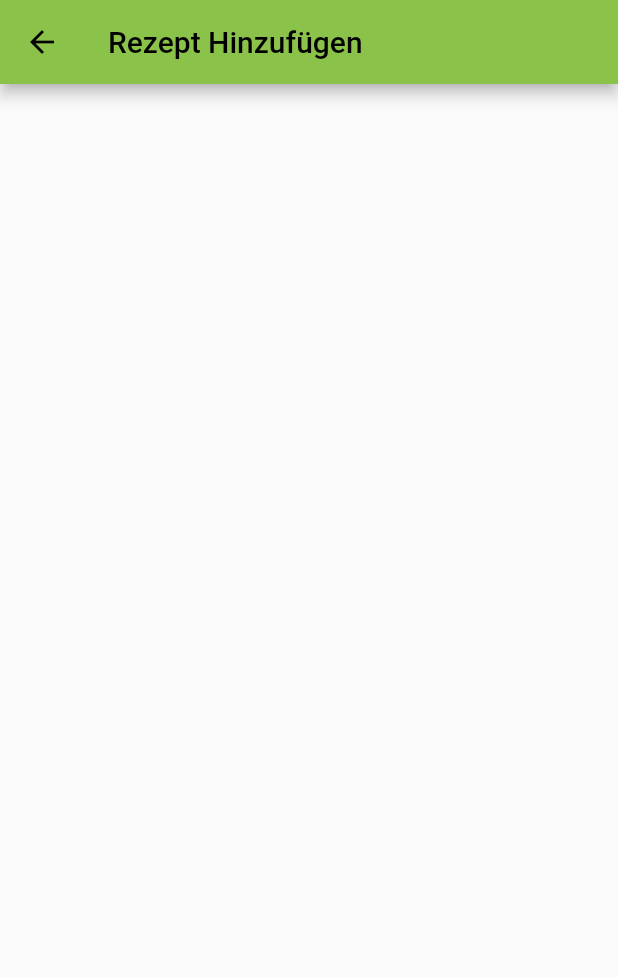
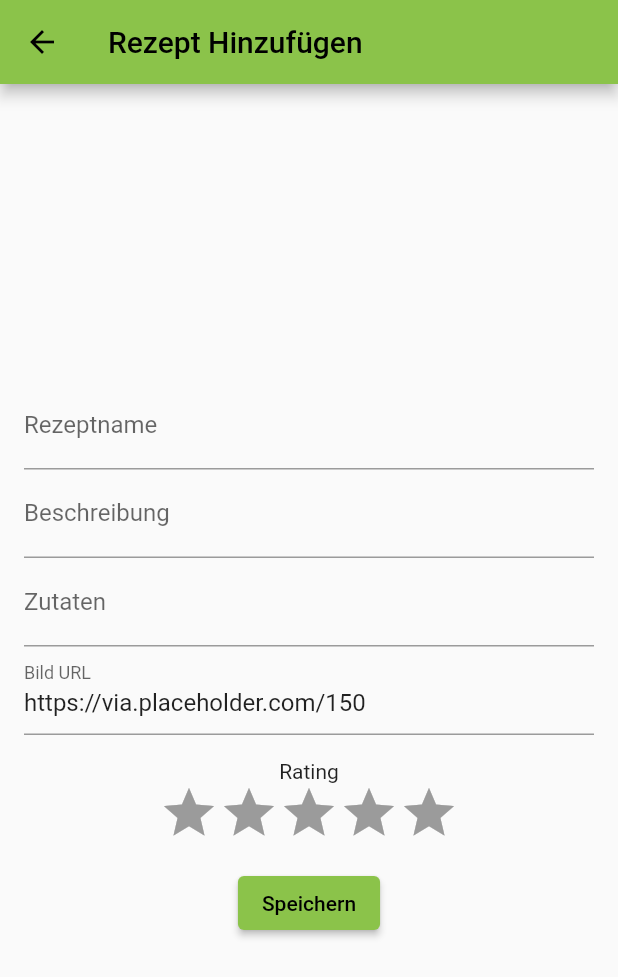
Before and after one commit to marschwarz/rezepte_moedling, a Flutter app: the AddRecipeScreen screen opened by its route, on a phone screen of 412 x 824 dp. Shown: the top 977 px of the screen. Run offline on Flutter 3.47's test engine with Material 2 defaults, Android fonts, the phone set to English and light mode, and no system bars; drawn by our look-alikes of flutter_form_builder, flutter_rating_bar; our stand-ins replace form_builder_validators; network calls fail.

Commit message:
UI add update

```diff
--- a/lib/screens/add_recipe_screen.dart
+++ b/lib/screens/add_recipe_screen.dart
@@ -1,4 +1,6 @@
 import 'package:flutter/material.dart';
+
+import '../widgets/recipe_form.dart';
 
 class AddRecipeScreen extends StatelessWidget {
   const AddRecipeScreen({super.key});
@@ -9,7 +11,7 @@ class AddRecipeScreen extends StatelessWidget {
       appBar: AppBar(
         title: const Text('Rezept Hinzufügen'),
       ),
-      body: Container(),
+      body: const Center(child:  RecipeForm()),
     );
   }
 }
--- a/lib/screens/edit_recipe_screen.dart
+++ b/lib/screens/edit_recipe_screen.dart
@@ -1,6 +1,7 @@
 import 'package:flutter/material.dart';
 
 import '../models/recipe.dart';
+import '../widgets/recipe_form.dart';
 
 class EditRecipeScreen extends StatelessWidget {
   final Recipe recipe;
@@ -10,9 +11,9 @@ class EditRecipeScreen extends StatelessWidget {
   Widget build(BuildContext context) {
     return Scaffold(
       appBar: AppBar(
-        title: const Text('Rezept Editieren'),
+        title:  Text(recipe.name),
       ),
-      body: Center(child: Text(recipe.name)),
+      body: const Center(child: RecipeForm()),
     );
   }
 }
--- /dev/null
+++ b/lib/widgets/recipe_form.dart
@@ -0,0 +1,89 @@
+import 'package:flutter/material.dart';
+import 'package:flutter_form_builder/flutter_form_builder.dart';
+import 'package:flutter_rating_bar/flutter_rating_bar.dart';
+import 'package:form_builder_validators/form_builder_validators.dart';
+
+class RecipeForm extends StatefulWidget {
+  const RecipeForm({ Key? key }) : super(key: key);
+
+  @override
+  _RecipeFormState createState() => _RecipeFormState();
+}
+
+class _RecipeFormState extends State<RecipeForm> {
+final _formKey = GlobalKey<FormBuilderState>();
+
+
+  @override
+  Widget build(BuildContext context) {
+    return  Padding(
+      padding: const EdgeInsets.all(16.0),
+      child: FormBuilder(
+        key: _formKey,
+        child: SingleChildScrollView(child: Column(children: [
+          FormBuilderTextField(name: "name",
+          decoration: const InputDecoration(labelText: "Rezeptname"),
+          validator: FormBuilderValidators.compose([
+            FormBuilderValidators.required(errorText: 'Bitte Rezeptnamen angeben'),
+            FormBuilderValidators.minLength(3,errorText: "Bitte mindestens drei Zeichen angeben")
+          ])
+          ),
+
+    FormBuilderTextField(name: "description",
+          decoration: const InputDecoration(labelText: "Beschreibung"),
+          validator: FormBuilderValidators.compose([
+            FormBuilderValidators.required(errorText: 'Bitte Beschreibung angeben'),
+            FormBuilderValidators.minLength(5,errorText: "Bitte mindestens fünf Zeichen angeben")
+          ])
+          ),
+
+
+          FormBuilderTextField(name: "ingredients",
+          decoration: const InputDecoration(labelText: "Zutaten"),
+          validator: FormBuilderValidators.compose([
+            FormBuilderValidators.required(errorText: 'Bitte Zutaten angeben'),
+            FormBuilderValidators.minLength(5,errorText: "Bitte mindestens drei Zeichen angeben")
+          ])
+          ),
+
+          FormBuilderTextField(name: "imageURL",
+          decoration: const InputDecoration(labelText: "Bild URL"),
+          initialValue: 'https://via.placeholder.com/150',
+          validator: FormBuilderValidators.compose([
+            FormBuilderValidators.url()
+          ])
+          ),
+
+      const SizedBox(height:16),
+
+          FormBuilderField(builder: (FormFieldState<double> field){
+            return Column(crossAxisAlignment: CrossAxisAlignment.center,
+            children: [
+              const Text("Rating"),
+              RatingBar.builder(
+                itemBuilder: (context, _) => const Icon(
+                Icons.star,
+                color: Colors.amber,
+                ),
+              onRatingUpdate: (rating){
+                field.didChange(rating);
+
+                })
+            ],);
+          } , name: "rating"),
+
+          const SizedBox(height:16),
+          ElevatedButton(onPressed: (){
+
+            if (_formKey.currentState!.saveAndValidate()) {
+              _submitForm();
+            }
+
+          },child: const Text("Speichern"))
+          ],)),),
+    );
+
+  }
+
+  void _submitForm(){}
+}
```
Also changed, not shown: pubspec.yaml (+5 -35 lines), pubspec.lock.
